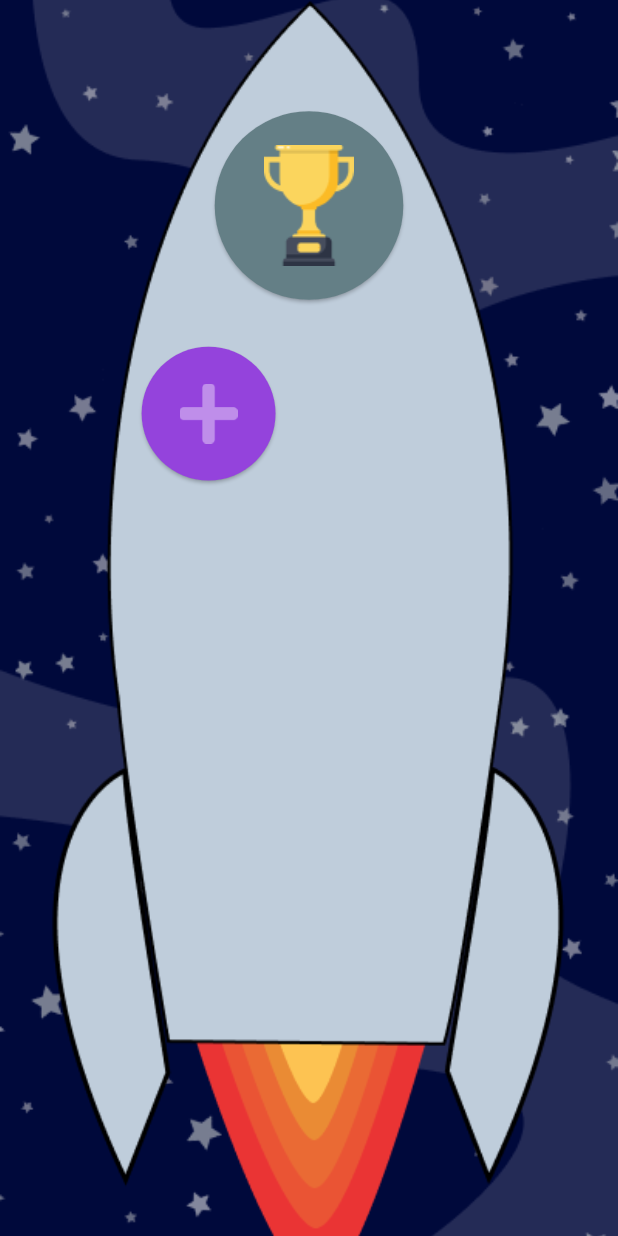
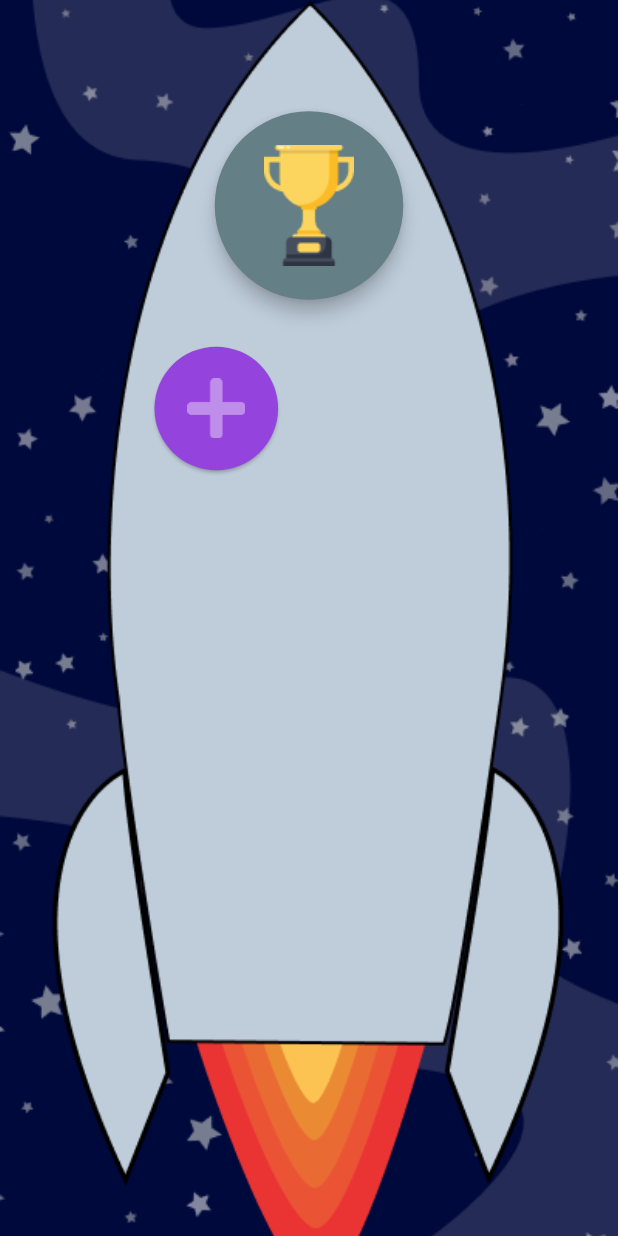
Before and after one commit to jorgetrejo36/explore, a Flutter app: the AvatarHomeScreen screen opened directly, on a phone screen of 412 x 824 dp. Run offline on Flutter 3.47's test engine with Material 3 defaults, Android fonts, the phone set to English and light mode, and no system bars; our stand-ins replace audioplayers, flutter_svg, get, realm, stroke_text; missing offline and left inert: dart:ffi; generated files the repository leaves out were written again; project files that could hold a hidden picture were left out.

Commit message:
Avatar and delete screen avatar size

```diff
--- a/lib/screens/avatar_home_screen.dart
+++ b/lib/screens/avatar_home_screen.dart
@@ -104,7 +104,7 @@ class _AvatarHomeScreenState extends State<AvatarHomeScreen> {
               ),
               Center(
                 child: SizedBox(
-                  width: screenWidth * .65,
+                  width: screenWidth * .60,
                   height: screenWidth * 1.15,
                   child: GridView.count(
                     crossAxisCount: 2,
@@ -220,6 +220,9 @@ class _AvatarHomeScreenState extends State<AvatarHomeScreen> {
                     style: ElevatedButton.styleFrom(
                       shape: const CircleBorder(),
                       primary: Color(0xFF647F86),
+                      shadowColor:
+                          Colors.black, //specify the button's elevation color
+                      elevation: 5.0,
                     ),
                     child: Padding(
                       padding: const EdgeInsets.all(4.0),
--- a/lib/screens/delete_avatar_screen.dart
+++ b/lib/screens/delete_avatar_screen.dart
@@ -86,7 +86,7 @@ class _DeleteAvatarScreenState extends State<DeleteAvatarScreen> {
               ),
               Center(
                 child: Container(
-                  width: screenWidth * .65,
+                  width: screenWidth * .60,
                   height: screenWidth * 1.15,
                   child: GridView.count(
                     crossAxisCount: 2,
```
